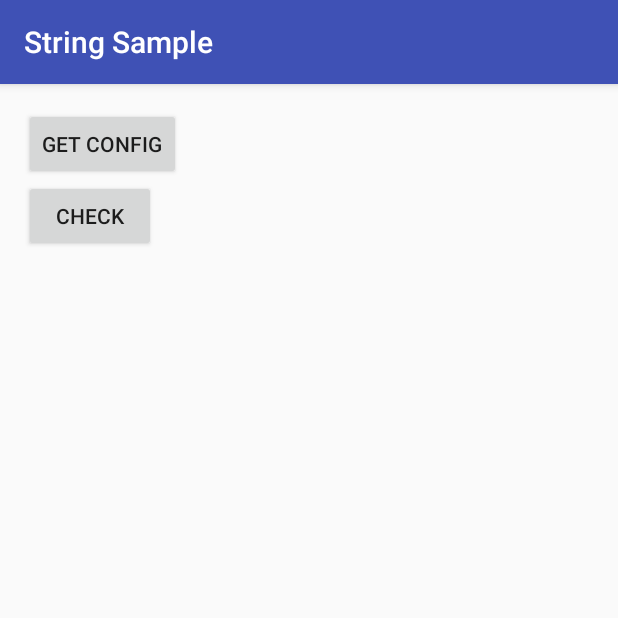
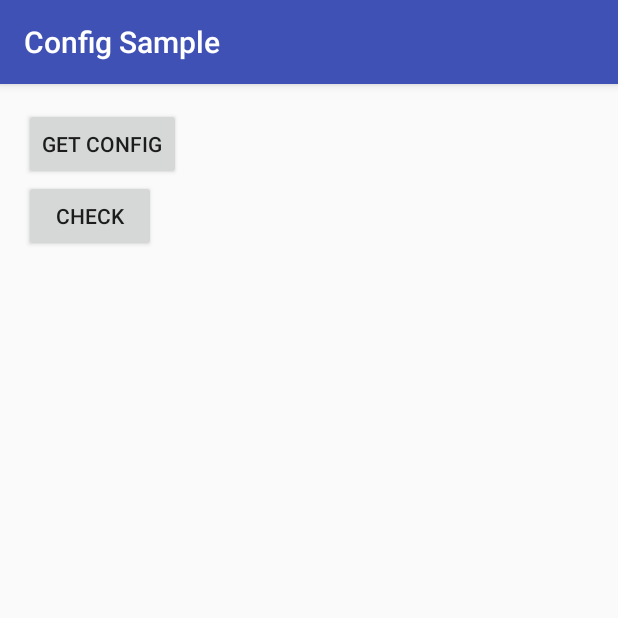
Before and after one commit to sohamtriveous/Feature-Toggle, an Android app: the screen it shows after launch (SampleStringActivity before the commit, SampleConfigActivity after it), after a tap on "GET CONFIG", on a phone screen of 412 x 824 dp, the top half of it. Run offline under Robolectric (Android 15) with nearby library versions, the phone set to English and light mode, and no system bars; our stand-ins replace ButterKnife; libraries missing offline, so code that uses them is left out: com.anupcowkur.reservoir; 2 statements that could not run were skipped.

Commit message:
Added Config sample

```diff
--- a/Sample/src/main/java/cc/soham/togglesample/SampleConfigActivity.java
+++ b/Sample/src/main/java/cc/soham/togglesample/SampleConfigActivity.java
@@ -1,15 +1,121 @@
 package cc.soham.togglesample;
 
 import android.os.Bundle;
+import android.support.annotation.NonNull;
 import android.support.annotation.Nullable;
 import android.support.v7.app.AppCompatActivity;
+import android.widget.Button;
+import android.widget.TextView;
+import android.widget.Toast;
+
+import java.util.ArrayList;
+import java.util.List;
+
+import butterknife.Bind;
+import butterknife.ButterKnife;
+import butterknife.OnClick;
+import cc.soham.toggle.Toggle;
+import cc.soham.toggle.enums.State;
+import cc.soham.toggle.objects.Config;
+import cc.soham.toggle.objects.Feature;
+import cc.soham.toggle.objects.Rule;
+import cc.soham.toggle.objects.Value;
 
 /**
- * Created by sohammondal on 22/01/16.
+ * Sample Config Activity, shows how to
+ * - Use {@link Toggle#getConfig(Config)} to configure Toggle
+ * - To check for the feature, use {@link Toggle#check(String)} to check for the status of the feature
+ *
  */
 public class SampleConfigActivity extends AppCompatActivity {
+    @Bind(R.id.activity_sample_feature)
+    Button featureButton;
+    @Bind(R.id.activity_sample_feature_metadata)
+    TextView metadataTextView;
+    @Bind(R.id.activity_sample_feature_cached)
+    TextView cachedTextView;
+
     @Override
     protected void onCreate(@Nullable Bundle savedInstanceState) {
         super.onCreate(savedInstanceState);
+        setContentView(R.layout.activity_sample_base);
+        ButterKnife.bind(this);
+        getSupportActionBar().setTitle("Config Sample");
     }
+
+    /**
+     * Shows how to configure Toggle by using a {@link Config} object
+     */
+    @OnClick(R.id.activity_sample_get_config)
+    public void getConfigButton_onClick() {
+        showMessage("Importing configuration via a Config object");
+        Config config = createSampleConfig();
+        Toggle.with(SampleConfigActivity.this).getConfig(config);
+        showMessage("Importing configuration via a Config object");
+    }
+
+    /**
+     * Shows how to check for a particular feature, here we check for the 'mixpanel' feature in the config
+     * We can pass in additional flags in the {@link Toggle#check(String)} call like default value etc.
+     */
+    @OnClick(R.id.activity_sample_check)
+    public void checkButton_onClick() {
+        showMessage("Checking for the feature");
+        Toggle.with(SampleConfigActivity.this).check("mixpanel").defaultState(State.ENABLED).start(new cc.soham.toggle.callbacks.Callback() {
+            @Override
+            public void onStatusChecked(String feature, boolean enabled, String metadata, boolean cached) {
+                showMessage("Feature checked");
+                updateUiAfterResponse(feature, enabled, metadata, cached);
+            }
+        });
+    }
+
+    /**
+     * Update the UI as per the feature state
+     * @param feature Name of the feature
+     * @param enabled The feature-toggle state of the feature: enabled/disabled
+     * @param metadata Metadata attached to the feature
+     * @param cached Shows whether this is a cached response or not
+     */
+    private void updateUiAfterResponse(String feature, boolean enabled, String metadata, boolean cached) {
+        featureButton.setText(feature + " is " + (enabled ? "enabled" : "disabled"));
+        featureButton.setEnabled(enabled);
+        metadataTextView.setText("Metadata: " + metadata);
+        cachedTextView.setText("Cached: " + cached);
+    }
+
+    /**
+     * Simple helper method to show Toasts
+     * @param message
+     */
+    private void showMessage(String message) {
+        Toast.makeText(SampleConfigActivity.this, message, Toast.LENGTH_SHORT).show();
+    }
+
+    /**
+     * Creates a Sample Config object with two sample rules
+     * @return
+     */
+    @NonNull
+    private static Config createSampleConfig() {
+        List<Rule> rules = new ArrayList<>();
+        Value value1 = new Value(14, 23, null, null, null, null, null, null);
+        Value value2 = new Value(null, null, null, null, 1453196880000L, null, null, null);
+
+        String metadata = "sample metadata";
+        rules.add(new Rule(false, metadata, value1));
+        rules.add(new Rule(false, metadata, value2));
+
+        Feature featureVideo = new Feature("video", null, Toggle.ENABLED, rules);
+        Feature featureAudio = new Feature("mixpanel", null, Toggle.ENABLED, rules);
+        Feature featureSpeech = new Feature("speech", null, Toggle.DISABLED, rules);
+
+        List<Feature> features = new ArrayList<>();
+        features.add(featureVideo);
+        features.add(featureAudio);
+        features.add(featureSpeech);
+
+        return new Config("myapp", features);
+    }
+
 }
--- a/Sample/src/main/java/cc/soham/togglesample/SampleRetrofitActivity.java
+++ b/Sample/src/main/java/cc/soham/togglesample/SampleRetrofitActivity.java
@@ -49,7 +49,7 @@ public class SampleRetrofitActivity extends AppCompatActivity {
      */
     @OnClick(R.id.activity_sample_get_config)
     public void getConfigButton_onClick() {
-        Toast.makeText(SampleRetrofitActivity.this, "Making a retrofit call to get the config", Toast.LENGTH_SHORT).show();
+        showMessage("Making a retrofit call to get the config");
         Call<Config> configCall = MyApi.getApi().getConfig();
         configCall.enqueue(new Callback<Config>() {
             @Override
```
Also changed, not shown: Sample/src/main/AndroidManifest.xml (+7 -6 lines).
